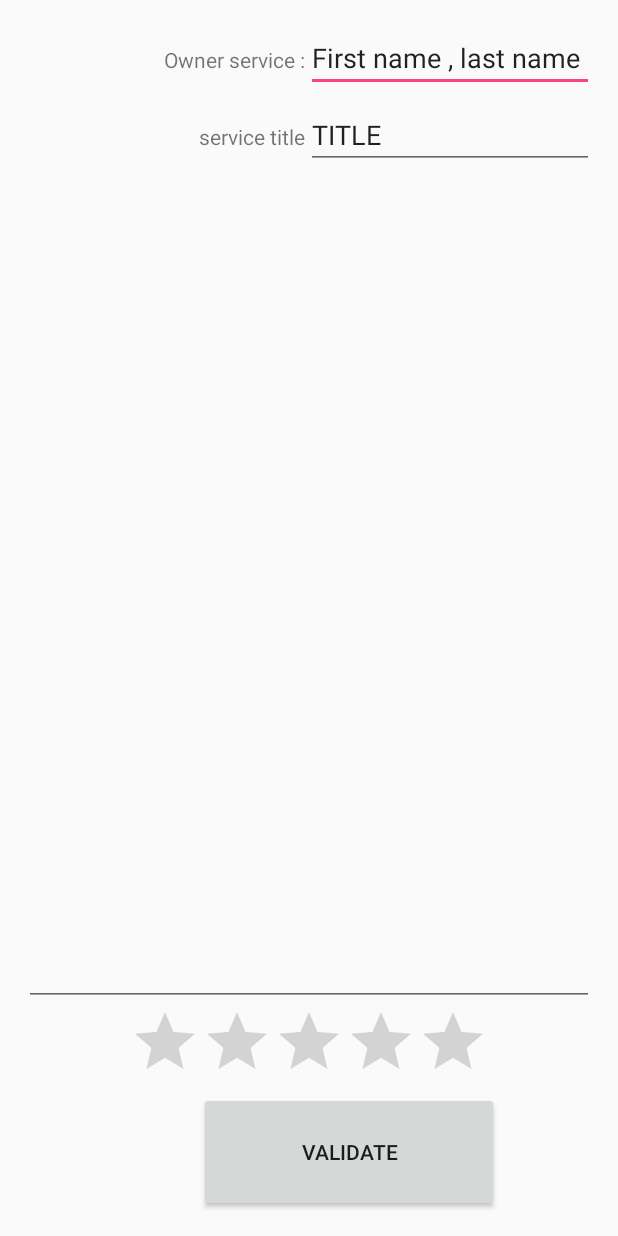
After one commit to olivierBeguin/ProjetSmartCitiesAndroid, an Android app: the layout activity_comment.xml on its own in the app's theme, with its tools: preview values and no code run, on a phone screen of 412 x 824 dp. The commit adds this screen. Run offline under Robolectric (Android 15) with nearby library versions, the phone set to English and light mode, and no system bars.

Commit message:
comment vue

```diff
--- /dev/null
+++ b/SmartCities/app/src/main/java/com/henallux/smartcities/CommentActivity.java
@@ -0,0 +1,13 @@
+package com.henallux.smartcities;
+
+import android.support.v7.app.AppCompatActivity;
+import android.os.Bundle;
+
+public class CommentActivity extends AppCompatActivity {
+
+    @Override
+    protected void onCreate(Bundle savedInstanceState) {
+        super.onCreate(savedInstanceState);
+        setContentView(R.layout.activity_services);
+    }
+}
--- /dev/null
+++ b/SmartCities/app/src/main/res/layout/activity_comment.xml
@@ -0,0 +1,86 @@
+<?xml version="1.0" encoding="utf-8"?>
+<RelativeLayout xmlns:android="http://schemas.android.com/apk/res/android"
+    xmlns:tools="http://schemas.android.com/tools"
+    android:id="@+id/activity_comment"
+    android:layout_width="match_parent"
+    android:layout_height="match_parent"
+    android:paddingBottom="16dp"
+    android:paddingLeft="16dp"
+    android:paddingRight="16dp"
+    android:paddingTop="16dp"
+    tools:context="com.henallux.smartcities.CommentActivity">
+
+
+    <EditText
+        android:layout_width="wrap_content"
+        android:layout_height="wrap_content"
+        android:inputType="textPersonName"
+        android:text="First name , last name"
+        android:ems="9"
+        android:id="@+id/editText7"
+        android:layout_alignParentRight="true"
+        android:layout_alignParentEnd="true" />
+
+    <TextView
+        android:text="@string/owner_service"
+        android:layout_width="wrap_content"
+        android:layout_height="wrap_content"
+        android:id="@+id/textView"
+        android:layout_alignBaseline="@+id/editText7"
+        android:layout_alignBottom="@+id/editText7"
+        android:layout_toLeftOf="@+id/editText7"
+        android:layout_toStartOf="@+id/editText7" />
+
+    <TextView
+        android:text="@string/service_title"
+        android:layout_width="wrap_content"
+        android:layout_height="wrap_content"
+        android:layout_marginTop="20dp"
+        android:id="@+id/textView2"
+        android:layout_below="@+id/editText7"
+        android:layout_toLeftOf="@+id/editText9"
+        android:layout_toStartOf="@+id/editText9" />
+
+    <EditText
+        android:layout_width="wrap_content"
+        android:layout_height="wrap_content"
+        android:inputType="textPersonName"
+        android:text="TITLE"
+        android:ems="10"
+        android:id="@+id/editText9"
+        android:layout_alignBaseline="@+id/textView2"
+        android:layout_alignBottom="@+id/textView2"
+        android:layout_alignLeft="@+id/editText7"
+        android:layout_alignStart="@+id/editText7" />
+
+
+    <Button
+        android:text="@string/validate"
+        android:layout_width="200dp"
+        android:layout_height="80dp"
+        android:layout_alignParentBottom="true"
+        android:layout_alignLeft="@+id/textView2"
+        android:layout_alignStart="@+id/textView2"
+        android:id="@+id/button6" />
+
+    <EditText
+        android:layout_width="match_parent"
+        android:layout_height="wrap_content"
+        android:inputType="textMultiLine"
+        android:ems="10"
+        android:id="@+id/editText12"
+        android:layout_below="@+id/editText9"
+        android:layout_alignParentRight="true"
+        android:layout_alignParentEnd="false"
+        android:layout_alignParentLeft="true"
+        android:layout_alignParentStart="true"
+        android:layout_above="@+id/ratingBar" />
+
+    <RatingBar
+        android:layout_width="wrap_content"
+        android:layout_height="wrap_content"
+        android:id="@+id/ratingBar"
+        android:layout_above="@+id/button6"
+        android:layout_centerHorizontal="true" />
+
+</RelativeLayout>
--- a/SmartCities/app/src/main/res/values/strings.xml
+++ b/SmartCities/app/src/main/res/values/strings.xml
@@ -16,4 +16,7 @@
     <string name="countryText">Country</string>
     <string name="offer_a_serviceButton">Offer a service</string>
     <string name="search_a_serviceButton">Search a service</string>
+    <string name="owner_service">Owner service :</string>
+    <string name="service_title">service title</string>
+    <string name="validate">Validate</string>
 </resources>
```
Also changed, not shown: 2 other files.
